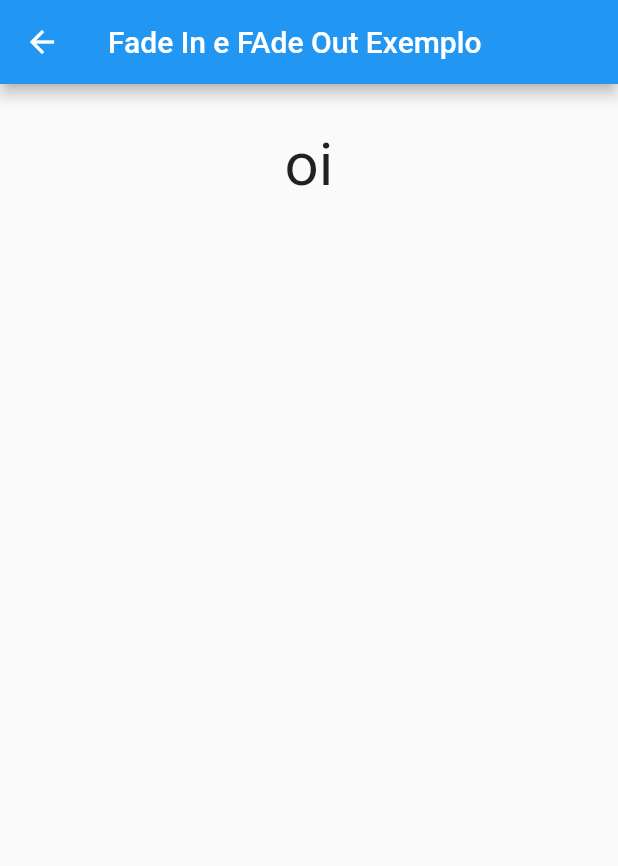
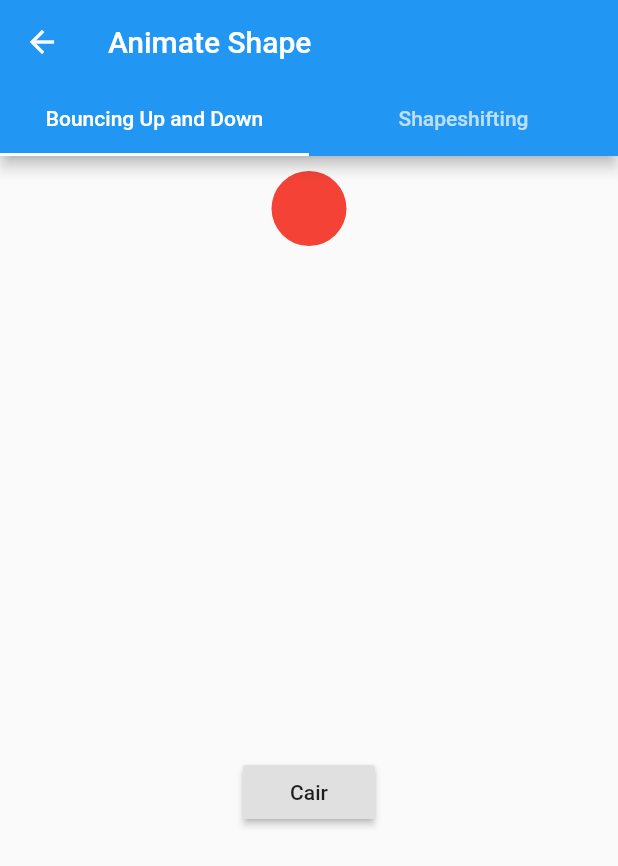
Before and after one commit to BeatrizHerculano/implicit_animations, a Flutter app: the screen it shows after launch, after a tap on "Animate Shape", on a phone screen of 412 x 824 dp. Shown: the top 866 px of the screen. Run offline on Flutter 3.47's test engine with Material 2 defaults, Android fonts, the phone set to English and light mode, and no system bars.

Commit message:
listview and shapeshifting

```diff
--- a/lib/main.dart
+++ b/lib/main.dart
@@ -1,5 +1,6 @@
 import 'package:flutter/material.dart';
 import 'package:implicit_animation_examples/pages/fade_effect.dart';
+import 'package:implicit_animation_examples/pages/list_animation.dart';
 import 'package:implicit_animation_examples/pages/shape_animation.dart';
 
 void main() => runApp(MyApp());
@@ -16,6 +17,7 @@ class MyApp extends StatelessWidget {
         "/": (context) => MyHomePage(title: 'Flutter Demo Home Page'),
         "/Fade": (context) => FadeEffect(),
         "/Shape": (context) => ShapeAnimation(),
+        "/List": (context) => ListAnimation(),
       },
     );
   }
@@ -48,7 +50,11 @@ class _MyHomePageState extends State<MyHomePage> {
             FlatButton(
                 color: Colors.blueAccent,
                 onPressed: () => {Navigator.of(context).pushNamed("/Shape")},
-                child: Text("Animate Shape"))
+                child: Text("Animate Shape")),
+            FlatButton(
+                color: Colors.blueAccent,
+                onPressed: () => {Navigator.of(context).pushNamed("/List")},
+                child: Text("Animated List"))
           ],
         ),
       ),
--- a/lib/pages/shape_animation.dart
+++ b/lib/pages/shape_animation.dart
@@ -1,4 +1,6 @@
 import 'package:flutter/material.dart';
+import 'package:implicit_animation_examples/widgets/alignment.dart';
+import 'package:implicit_animation_examples/widgets/color_and_size.dart';
 
 class ShapeAnimation extends StatefulWidget {
   @override
@@ -6,25 +8,35 @@ class ShapeAnimation extends StatefulWidget {
 }
 
 class ShapeAnimationState extends State {
+  bool color = true;
+  double width = 100;
+  double height = 100;
+  double maxWidth = 500;
+  double maxHeight = 500;
+  int duration = 1000;
+
+  final List<Tab> tabs = [
+    Tab(
+      text: 'Bouncing Up and Down',
+    ),
+    Tab(
+      text: 'Shapeshifting',
+    )
+  ];
   @override
   Widget build(BuildContext context) {
-    return Scaffold(
-      appBar: AppBar(
-        title: Text("Fade In e FAde Out Exemplo"),
-      ),
-      body: Column(
-        crossAxisAlignment: CrossAxisAlignment.center,
-        children: <Widget>[
-          Padding(
-              padding: EdgeInsets.all(30),
-              child: Center(
-                child: Text(
-                  'oi',
-                  style: TextStyle(fontSize: 40),
-                ),
-              ))
-        ],
-      ),
-    );
+    return DefaultTabController(
+        length: tabs.length,
+        child: Scaffold(
+            appBar: AppBar(
+              title: Text('Animate Shape'),
+              bottom: TabBar(
+                tabs: tabs,
+              ),
+            ),
+            body: TabBarView(children: [
+              AnimatePosition(),
+              ColorAndSize(),
+            ])));
   }
 }
--- /dev/null
+++ b/lib/widgets/alignment.dart
@@ -0,0 +1,50 @@
+import 'package:flutter/material.dart';
+
+class AnimatePosition extends StatefulWidget {
+  @override
+  State<StatefulWidget> createState() => AnimatePositionState();
+}
+
+class AnimatePositionState extends State<AnimatePosition> {
+  double topValue = 10;
+  double bottomValue = 340;
+  bool top = true;
+  String actionOnTop = 'Cair';
+  String actionOnBot = 'Pular';
+  @override
+  Widget build(BuildContext context) {
+    return Center(
+        child: Column(
+      children: <Widget>[
+        Container(
+          height: 400,
+          child: AnimatedPadding(
+            duration: Duration(seconds: 3),
+            padding: EdgeInsets.only(top: topValue, bottom: bottomValue),
+            curve: top ? Curves.bounceIn : Curves.bounceOut,
+            child: Container(
+              width: 50,
+              height: 50,
+              decoration: BoxDecoration(
+                borderRadius: BorderRadius.circular(100),
+                color: Colors.red,
+              ),
+            ),
+          ),
+        ),
+        Center(
+          child: RaisedButton(
+            child: Text(top ? actionOnTop : actionOnBot),
+            onPressed: () {
+              setState(() {
+                top = !top;
+                topValue = top ? 10 : 340;
+                bottomValue = top ? 340 : 10;
+              });
+            },
+          ),
+        )
+      ],
+    ));
+  }
+}
--- a/pubspec.yaml
+++ b/pubspec.yaml
@@ -14,7 +14,7 @@ description: A new Flutter project.
 version: 1.0.0+1
 
 environment:
-  sdk: ">=2.2.0 <3.0.0"
+  sdk: ">=2.3.0 <3.0.0"
 
 dependencies:
   flutter:
```
Also changed, not shown: lib/pages/list_animation.dart (added, +44 -0 lines), lib/widgets/color_and_size.dart (added, +139 -0 lines).
